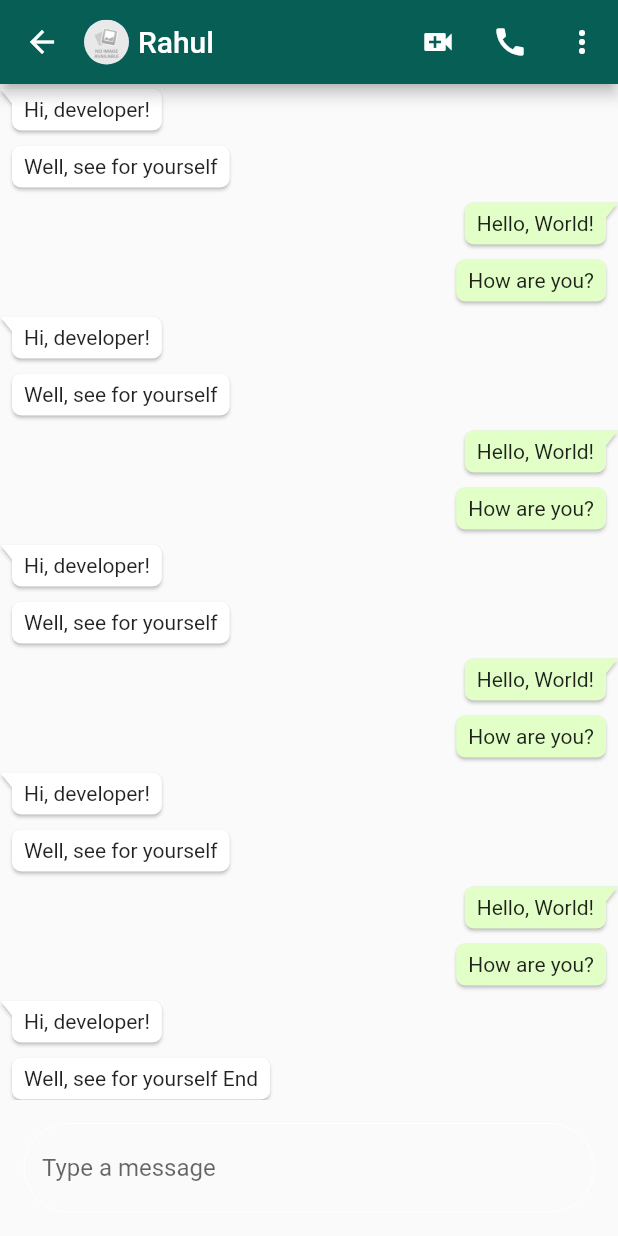
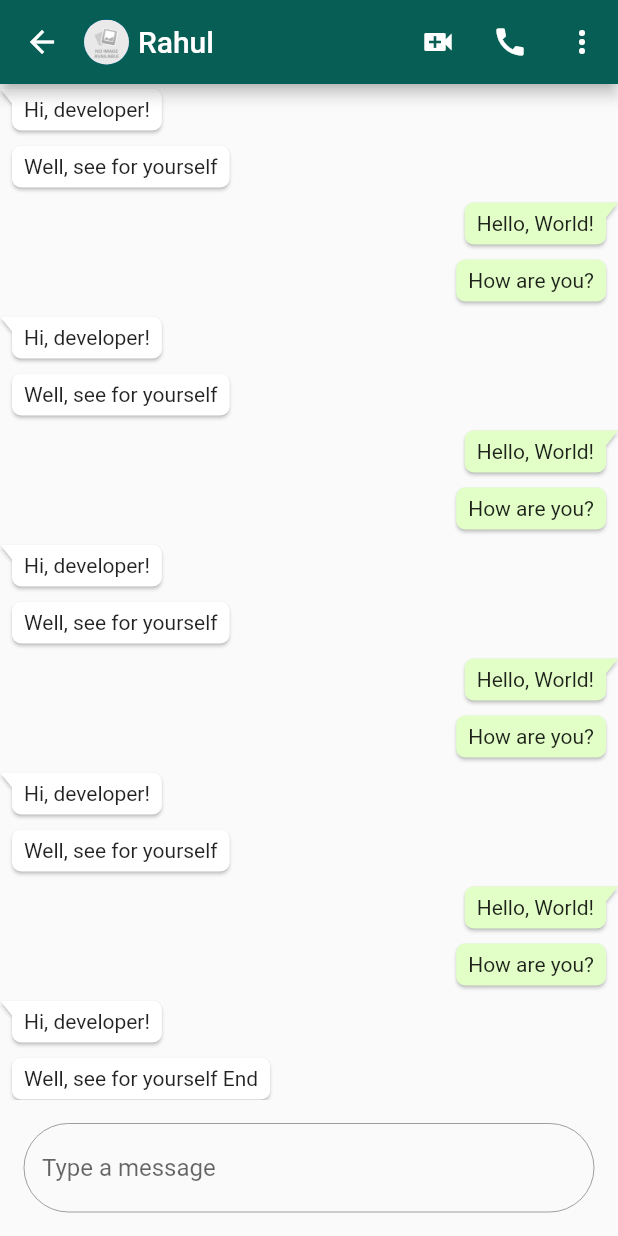
Before and after one commit to geekyshow1/whatsappclone_flutter, a Flutter app: the ChatDetailPage screen opened directly, on a phone screen of 412 x 824 dp. Run offline on Flutter 3.47's test engine with Material 2 defaults, Android fonts, the phone set to English and light mode, and no system bars; drawn by our look-alikes of bubble.

Commit message:
first commit

```diff
--- a/lib/models/call_model.dart
+++ b/lib/models/call_model.dart
@@ -2,12 +2,11 @@ import 'package:flutter/material.dart';
 
 class CallModel {
   final String name;
-  final String message;
   final String time;
   final String avatar;
   final Icon callType;
 
-  CallModel({this.name, this.message, this.time, this.avatar, this.callType});
+  CallModel({this.name, this.time, this.avatar, this.callType});
   static Icon callReceived = Icon(
     Icons.call_received,
     size: 18,
--- a/lib/pages/chat_detail_page.dart
+++ b/lib/pages/chat_detail_page.dart
@@ -59,11 +59,11 @@ class _ChatDetailPageState extends State<ChatDetailPage> {
                     decoration: InputDecoration(
                       focusedBorder: OutlineInputBorder(
                         borderRadius: BorderRadius.circular(50),
-                        borderSide: BorderSide(color: Colors.white, width: 0.0),
+                        borderSide: BorderSide(color: Colors.grey, width: 0.0),
                       ),
                       enabledBorder: OutlineInputBorder(
                         borderRadius: BorderRadius.circular(50),
-                        borderSide: BorderSide(color: Colors.white, width: 0.0),
+                        borderSide: BorderSide(color: Colors.grey, width: 0.0),
                       ),
                       hintText: 'Type a message',
                     ),
```
Also changed, not shown: 4 other files.
